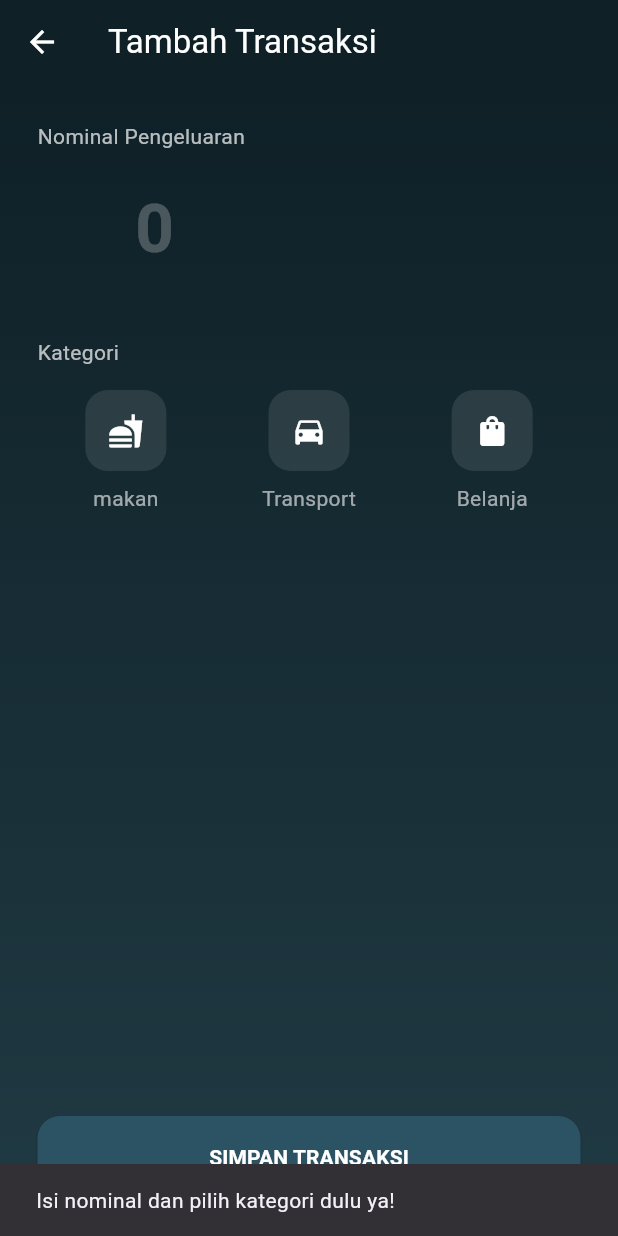
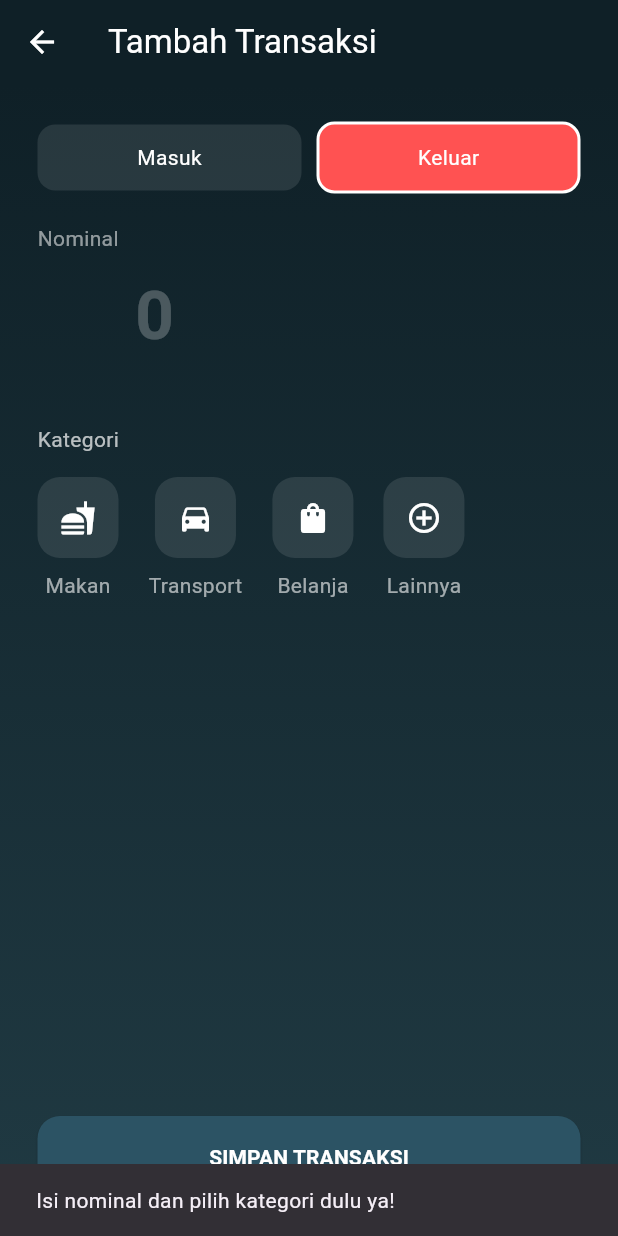
Before and after one commit to Iinrosmala05/flow-cash-uas-flutter, a Flutter app: the AddTransactionPage screen opened directly, after a tap on "SIMPAN TRANSAKSI", on a phone screen of 412 x 824 dp. Run offline on Flutter 3.47's test engine with Material 3 defaults, Android fonts, the phone set to English and light mode, and no system bars; Roboto replaces fonts that are missing (Poppins).

Commit message:
refaktor: pembaruan tata letak kategori dan integrasi opsi lainnya

```diff
--- a/lib/main.dart
+++ b/lib/main.dart
@@ -229,8 +229,13 @@ class _DashboardPremiumState extends State<DashboardPremium> {
               String hanyaAngka = nominalString.replaceAll(
                 RegExp(r'[^0-9]'),'',
               );
-              int angkaTransaksi = int.tryParse(hanyaAngka) ?? 0;
-              totalSaldo = totalSaldo - angkaTransaksi;
+              int angka = int.tryParse(hanyaAngka) ?? 0;
+
+              if (result['type'] == "Masuk") {
+                totalSaldo += angka;
+              } else {
+                totalSaldo -= angka;
+              }
             });
           }
         },
@@ -251,6 +256,36 @@ class AddTransactionPage extends StatefulWidget {
 class _AddTransactionPageState extends State<AddTransactionPage> {
   String selectedCategory = "";
   final TextEditingController _amountController = TextEditingController();
+  final TextEditingController _otherController = TextEditingController();
+  bool isOtherSelected = false;
+
+  String type = "Keluar";
+
+  Widget _typeButton(String label, Color color) {
+    bool isSelected = type == label;
+    return Expanded(
+      child: GestureDetector(
+        onTap: () => setState(() {
+          type = label;
+          isOtherSelected = false;
+          selectedCategory = "";
+          _otherController.clear();
+        }),
+        child: Container(
+          padding: const EdgeInsets.symmetric(vertical: 12),
+          decoration: BoxDecoration(
+            color: isSelected ? color: Colors.white10,
+            borderRadius: BorderRadius.circular(12),
+            border: isSelected ? Border.all(color: Colors.white, width: 2) : null,
+          ),
+            child: Center(
+              child: Text(label, style: const TextStyle(color: Colors.white)),
+            ),
+        ),
+      ),
+    );
+  }
+
 
   @override
   Widget build(BuildContext context) {
@@ -275,11 +310,16 @@ class _AddTransactionPageState extends State<AddTransactionPage> {
         child: Column(
           crossAxisAlignment: CrossAxisAlignment.start,
           children: [
+            Row(
+              children: [
+                _typeButton("Masuk", Colors.green), const SizedBox(width: 10),
+                _typeButton("Keluar", Colors.redAccent),
+              ],
+            ),
+            const SizedBox(height: 20),
             const Text(
-              "Nominal Pengeluaran",
-              style: TextStyle(color: Colors.white70),
+              "Nominal", style: TextStyle(color: Colors.white54),
             ),
-            const SizedBox(height: 10),
             TextField(
               controller: _amountController,
               keyboardType: TextInputType.number,
@@ -301,13 +341,42 @@ class _AddTransactionPageState extends State<AddTransactionPage> {
             const SizedBox(height: 30),
             const Text("Kategori", style: TextStyle(color: Colors.white70)),
             const SizedBox(height: 15),
-            Row(
-              mainAxisAlignment: MainAxisAlignment.spaceAround,
+            Wrap(
+              spacing: 20,
+              runSpacing: 20,
+              alignment: WrapAlignment.center,
               children: [
-                _categoryIcon(Icons.fastfood, "makan"),
-                _categoryIcon(Icons.directions_car, "Transport"),
-                _categoryIcon(Icons.shopping_bag, "Belanja"),
+                if (type == "Keluar")...[
+                  _categoryIcon(Icons.fastfood, "Makan"),
+                  _categoryIcon(Icons.directions_car, "Transport"),
+                  _categoryIcon(Icons.shopping_bag, "Belanja"),
+                ] else ...[
+                  _categoryIcon(Icons.payments, "Gaji"),
+                  _categoryIcon(Icons.account_balance_wallet, "Saku"),
+                  _categoryIcon(Icons.savings, "Tabungan"),
+                ],
+                _categoryIcon(Icons.add_circle_outline, "Lainnya"),
               ],
+            ),
+            if (isOtherSelected)
+            Container(
+              margin: const EdgeInsets.only(top: 20),
+              padding: const EdgeInsets.symmetric(horizontal: 10),
+              decoration: BoxDecoration(
+                color: Colors.white.withOpacity(0.05),
+                borderRadius: BorderRadius.circular(10),
+              ),
+              child: TextField(
+                controller: _otherController,
+                autofocus: true,
+                style: const TextStyle(color: Colors.white),
+                decoration: const InputDecoration(
+                  hintText: "Ketik Keperluan disini...",
+                  hintStyle: TextStyle(color: Colors.white24),
+                  border: InputBorder.none,
+                  contentPadding: EdgeInsets.all(15),
+                ),
+              ),
             ),
             const Spacer(),
             SizedBox(
@@ -333,25 +402,26 @@ class _AddTransactionPageState extends State<AddTransactionPage> {
                       ),
                     );
                   } else {
+                    String finalTitle = (isOtherSelected && _otherController.text.isNotEmpty) ? _otherController.text: selectedCategory;
                     Navigator.pop(context, {
-                      "title": selectedCategory,
-                      "amount": "Rp ${_amountController.text}",
-                      "icon": selectedCategory == "makan"
-                          ? Icons.fastfood
-                          : (selectedCategory == "Transport"
-                                ? Icons.directions_car
-                                : Icons.shopping_bag),
-                      "color": selectedCategory == "makan"
-                          ? Colors.orange
-                          : (selectedCategory == "Transport"
-                                ? Colors.blue
-                                : Colors.pink),
+                      "title": finalTitle,
+                      "amount": (type == "Masuk" ? "+ " : "- ") + "Rp ${_amountController.text}",
+                      "type": type,
+                      "icon": isOtherSelected ?
+                              Icons.edit_note: (selectedCategory == "Makan" ?
+                              Icons.fastfood: selectedCategory == "Transport" ?
+                              Icons.directions_car: selectedCategory == "Belanja" ?
+                              Icons.shopping_bag: selectedCategory == "Saku" ?
+                              Icons.account_balance_wallet: selectedCategory == "Gaji" ?
+                              Icons.payments: selectedCategory == "Tabungan" ?
+                              Icons.savings: Icons.category),
+                      "color": type == "Masuk" ? Colors.green: Colors.redAccent,
                       "time": DateTime.now(),
                     });
                     ScaffoldMessenger.of(context).showSnackBar(
                       SnackBar(
                         content: Text(
-                          "Mantap! Transaksi $selectedCategory berhasil dicatat",
+                          "Mantap! Transaksi $finalTitle berhasil dicatat",
                         ),
                         backgroundColor: Colors.green,
                       ),
@@ -380,6 +450,11 @@ class _AddTransactionPageState extends State<AddTransactionPage> {
       onTap: () {
         setState(() {
           selectedCategory = label;
+          if (label == "Lainnya") {
+            isOtherSelected = true;
+          } else {
+            isOtherSelected = false;
+          }
         });
       },
       child: Column(
```
